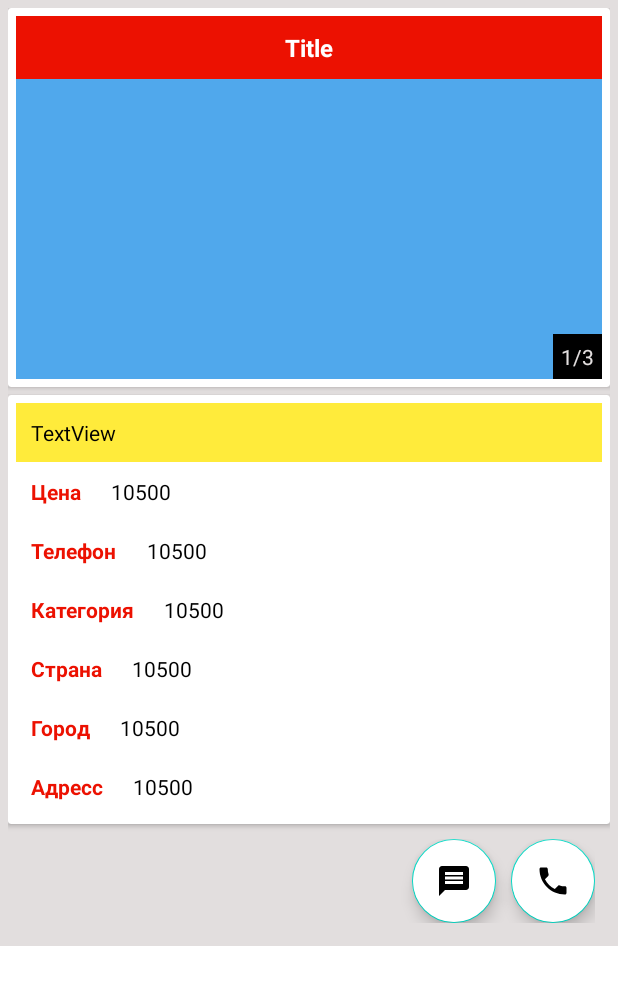
After one commit to maxvell07/Barterly, an Android app: the DescriptionAct screen opened directly, with no data from a screen before it, on a phone screen of 412 x 824 dp. The commit adds this screen. Shown: the top 985 px of the screen. Run offline under Robolectric (Android 15) with nearby library versions, the phone set to English and light mode, and no system bars; 1 statement that could not run was skipped.

Commit message:
add offerscreen

```diff
--- /dev/null
+++ b/app/src/main/java/com/example/barterly/act/DescriptionAct.kt
@@ -0,0 +1,65 @@
+package com.example.barterly.act
+
+import android.os.Bundle
+import androidx.activity.enableEdgeToEdge
+import androidx.appcompat.app.AppCompatActivity
+import androidx.core.view.ViewCompat
+import androidx.core.view.WindowInsetsCompat
+import com.example.barterly.BarterlyApp
+import com.example.barterly.R
+import com.example.barterly.adapters.ImageAdapter
+import com.example.barterly.databinding.ActivityDescriptionBinding
+import com.example.barterly.model.OfferResult
+import com.example.barterly.viewmodel.FirebaseViewModel
+
+class DescriptionAct : AppCompatActivity() {
+    lateinit var binding: ActivityDescriptionBinding
+    lateinit var adapter:ImageAdapter
+    private lateinit var firebaseViewModel: FirebaseViewModel
+    var offer: OfferResult? =null
+    override fun onCreate(savedInstanceState: Bundle?) {
+        binding = ActivityDescriptionBinding.inflate(layoutInflater)
+        super.onCreate(savedInstanceState)
+        enableEdgeToEdge()
+        setContentView(binding.root)
+        ViewCompat.setOnApplyWindowInsetsListener(findViewById(R.id.desc)) { v, insets ->
+            val systemBars = insets.getInsets(WindowInsetsCompat.Type.systemBars())
+            v.setPadding(systemBars.left, systemBars.top, systemBars.right, systemBars.bottom)
+            insets
+        }
+        firebaseViewModel = (application as BarterlyApp).firebaseViewModel
+        init()
+    }
+    private fun init(){
+        adapter = ImageAdapter()
+        binding.apply {
+            viewPager.adapter = adapter
+        }
+        getIntentFromMainAct()
+    }
+
+    private fun getIntentFromMainAct(){
+        var key = intent.getSerializableExtra(MainActivity.OFFER_KEY) as String
+        firebaseViewModel.liveOffersData.observe(this) { offers ->
+            offer = offers.find { it.key == key }
+            offer?.let { fillOfferViews(it) }
+        }
+    }
+    private fun fillOfferViews(offer: OfferResult) = with(binding) {
+        //observelive data
+        val images = listOf(
+            offer.img1, offer.img2, offer.img3
+        )
+        // Обновляем поля UI
+        tvCountry.text = offer.country
+        tvTel.setText(offer.phone)
+        tvCity.text = offer.city
+        tvTitleDes.setText(offer.title)
+        tvAdress.setText(offer.adress)
+        tvDesc.setText(offer.description)
+        tvPrice.setText(offer.price)
+        tvCategory.setText(offer.category)
+        adapter.array.addAll(images.filterNotNull())
+        adapter.notifyDataSetChanged()
+    }
+}
--- a/app/src/main/java/com/example/barterly/act/EditAdsAct.kt
+++ b/app/src/main/java/com/example/barterly/act/EditAdsAct.kt
@@ -50,7 +50,6 @@ class EditAdsAct : AppCompatActivity(), FragmentCloseInterface {
         firebaseViewModel = (application as BarterlyApp).firebaseViewModel
         init()
         checkeditstate()
-
 
     }
 
--- a/app/src/main/java/com/example/barterly/act/MainActivity.kt
+++ b/app/src/main/java/com/example/barterly/act/MainActivity.kt
@@ -209,6 +209,7 @@ class MainActivity : AppCompatActivity(), OnNavigationItemSelectedListener, offe
 
     override fun onOfferViewed(offer: OfferResult) {
         firebaseViewModel.offerViewed(offer)
+
     }
 
 
--- a/app/src/main/java/com/example/barterly/adapters/OffersRcAdapter.kt
+++ b/app/src/main/java/com/example/barterly/adapters/OffersRcAdapter.kt
@@ -9,6 +9,7 @@ import android.widget.Toast
 import androidx.recyclerview.widget.DiffUtil
 import androidx.recyclerview.widget.RecyclerView
 import com.example.barterly.R
+import com.example.barterly.act.DescriptionAct
 import com.example.barterly.act.EditAdsAct
 import com.example.barterly.act.MainActivity
 import com.example.barterly.model.Offer
@@ -51,24 +52,28 @@ class OffersRcAdapter(val act: MainActivity) :
             descriptiontitle.text = offer.description
             tvViewCounter.text = offer.viewcounter
             tvFav.text = offer.favCounter
+            isFav(offer)
             showEditPanel(isOwner(offer))
-            ibEditOffer.setOnClickListener(onClickEdit(offer))
+            mainonClick(offer)
+
             offer.img1?.let {
                 mainimage.setImageBitmap(it)  // Устанавливаем изображение в ImageView
                 Log.d("image", it.toString())
             }
-            if (offer.isFav) {
-                ibFav.setImageResource(R.drawable.ic_favorite_pressed)
-            } else {
-                ibFav.setImageResource(R.drawable.ic_favorite_normal)
-            }
+        }
+        private fun mainonClick(offer: OfferResult) = with(binding){
+            ibEditOffer.setOnClickListener(onClickEdit(offer))
             ibDeleteOffer.setOnClickListener {
                 act.ondeleteoffer(offer)
             }
             itemView.setOnClickListener {
+                val i = Intent(binding.root.context,DescriptionAct::class.java)
+                i.putExtra(MainActivity.OFFER_KEY,offer.key.toString())
                 act.onOfferViewed(offer)
+                binding.root.context.startActivity(i)
                 Toast.makeText(act, "click", Toast.LENGTH_SHORT).show()
             }
+
             ibFav.setOnClickListener {
                 if (act.myAuth.currentUser?.isAnonymous == true) {
                     Toast.makeText(act, "Зарегистрируйтесь", Toast.LENGTH_SHORT).show()
@@ -76,13 +81,22 @@ class OffersRcAdapter(val act: MainActivity) :
                     act.onFavClick(offer)
                 }
             }
+
         }
+        private fun isFav(offer:OfferResult){
+            if (offer.isFav) {
+                binding.ibFav.setImageResource(R.drawable.ic_favorite_pressed)
+            } else {
+                binding.ibFav.setImageResource(R.drawable.ic_favorite_normal)
+            }
+        }
+
+
 
         private fun onClickEdit(offer: OfferResult): View.OnClickListener {
             return View.OnClickListener {
                 val i = Intent(act, EditAdsAct::class.java).apply {
                     putExtra(MainActivity.EDIT_STATE, true)
-//                    putExtra(MainActivity.OFFER_DATA,offer)
                     putExtra(MainActivity.OFFER_KEY, offer.key)
                 }
                 act.startActivity(i)
--- a/app/src/main/java/com/example/barterly/model/OfferResult.kt
+++ b/app/src/main/java/com/example/barterly/model/OfferResult.kt
@@ -12,7 +12,7 @@ data class OfferResult(
     val category: String? = null,
     val price: String? = null,
     val description: String? = null,
-    val key: String? = null,
+    var key: String? = null,
     val uid: String? = null,
     var isFav: Boolean = false,
     var favCounter: String = "0",
@@ -24,4 +24,4 @@ data class OfferResult(
     var emailcounter: String = "0",
     var callscounter: String = "0"
 
-):Serializable
+)
--- /dev/null
+++ b/app/src/main/res/drawable/ic_message.xml
@@ -0,0 +1,5 @@
+<vector xmlns:android="http://schemas.android.com/apk/res/android" android:autoMirrored="true" android:height="24dp" android:tint="#88C568" android:viewportHeight="24" android:viewportWidth="24" android:width="24dp">
+
+    <path android:fillColor="@android:color/white" android:pathData="M20,2L4,2c-1.1,0 -1.99,0.9 -1.99,2L2,22l4,-4h14c1.1,0 2,-0.9 2,-2L22,4c0,-1.1 -0.9,-2 -2,-2zM18,14L6,14v-2h12v2zM18,11L6,11L6,9h12v2zM18,8L6,8L6,6h12v2z"/>
+
+</vector>
--- /dev/null
+++ b/app/src/main/res/drawable/ic_phone.xml
@@ -0,0 +1,5 @@
+<vector xmlns:android="http://schemas.android.com/apk/res/android" android:height="24dp" android:tint="#88C568" android:viewportHeight="24" android:viewportWidth="24" android:width="24dp">
+
+    <path android:fillColor="@android:color/white" android:pathData="M6.62,10.79c1.44,2.83 3.76,5.14 6.59,6.59l2.2,-2.2c0.27,-0.27 0.67,-0.36 1.02,-0.24 1.12,0.37 2.33,0.57 3.57,0.57 0.55,0 1,0.45 1,1V20c0,0.55 -0.45,1 -1,1 -9.39,0 -17,-7.61 -17,-17 0,-0.55 0.45,-1 1,-1h3.5c0.55,0 1,0.45 1,1 0,1.25 0.2,2.45 0.57,3.57 0.11,0.35 0.03,0.74 -0.25,1.02l-2.2,2.2z"/>
+
+</vector>
--- /dev/null
+++ b/app/src/main/res/layout/activity_description.xml
@@ -0,0 +1,253 @@
+<?xml version="1.0" encoding="utf-8"?>
+<ScrollView xmlns:app="http://schemas.android.com/apk/res-auto"
+    xmlns:tools="http://schemas.android.com/tools"
+    xmlns:android="http://schemas.android.com/apk/res/android"
+    android:fitsSystemWindows="true"
+    android:layout_width="match_parent"
+    android:layout_height="match_parent">
+<LinearLayout
+    android:layout_width="match_parent"
+    android:layout_height="wrap_content"
+    android:background="@color/gray"
+    android:orientation="vertical"
+    android:padding="5dp"
+    android:id="@+id/desc"
+
+    tools:context=".act.DescriptionAct">
+
+    <androidx.cardview.widget.CardView
+        android:layout_width="match_parent"
+        android:layout_height="wrap_content">
+
+        <androidx.constraintlayout.widget.ConstraintLayout
+            android:layout_width="match_parent"
+            android:layout_height="wrap_content"
+            android:padding="5dp">
+
+            <TextView
+                android:id="@+id/tvTitleDes"
+                android:layout_width="0dp"
+                android:layout_height="wrap_content"
+                android:padding="10dp"
+                android:gravity="center"
+                android:textColor="@color/white"
+                android:background="@color/color_red"
+                android:textStyle="bold"
+                android:textSize="16dp"
+                android:text="Title"
+                app:layout_constraintEnd_toEndOf="parent"
+                app:layout_constraintStart_toStartOf="parent"
+                app:layout_constraintTop_toTopOf="parent" />
+
+            <androidx.viewpager2.widget.ViewPager2
+                android:id="@+id/viewPager"
+                android:layout_width="match_parent"
+                android:layout_height="200dp"
+                android:background="#50A8EC"
+                app:layout_constraintBottom_toBottomOf="parent"
+                app:layout_constraintEnd_toEndOf="parent"
+                app:layout_constraintStart_toStartOf="parent"
+                app:layout_constraintTop_toBottomOf="@+id/tvTitleDes" />
+
+            <TextView
+                android:id="@+id/textView3"
+                android:layout_width="wrap_content"
+                android:layout_height="wrap_content"
+                android:background="@color/black"
+                android:padding="5dp"
+                android:text="1/3"
+                android:textColor="@color/gray"
+                app:layout_constraintBottom_toBottomOf="@+id/viewPager"
+                app:layout_constraintEnd_toEndOf="@+id/viewPager" />
+        </androidx.constraintlayout.widget.ConstraintLayout>
+    </androidx.cardview.widget.CardView>
+
+    <androidx.cardview.widget.CardView
+        android:layout_width="match_parent"
+        android:layout_height="wrap_content"
+        android:layout_marginTop="5dp">
+
+        <LinearLayout
+            android:layout_width="match_parent"
+            android:layout_height="match_parent"
+            android:orientation="vertical"
+            android:padding="5dp">
+
+            <TextView
+                android:id="@+id/tvDesc"
+                android:layout_width="match_parent"
+                android:layout_height="wrap_content"
+                android:background="#FFEB3B"
+                android:padding="10dp"
+                android:text="TextView"
+                android:textColor="@color/black" />
+
+            <LinearLayout
+                android:layout_width="match_parent"
+                android:layout_height="match_parent"
+                android:orientation="horizontal">
+
+                <TextView
+                    android:id="@+id/tvPriceLabel"
+                    android:layout_width="wrap_content"
+                    android:layout_height="wrap_content"
+                    android:padding="10dp"
+                    android:textStyle="bold"
+                    android:text="@string/price"
+                    android:textColor="@color/color_red" />
+
+                <TextView
+                    android:id="@+id/tvPrice"
+                    android:layout_width="wrap_content"
+                    android:layout_height="wrap_content"
+                    android:padding="10dp"
+                    android:textColor="@color/black"
+                    android:text="10500" />
+            </LinearLayout>
+            <LinearLayout
+                android:layout_width="match_parent"
+                android:layout_height="match_parent"
+                android:orientation="horizontal">
+
+                <TextView
+                    android:id="@+id/tvTelLabel"
+                    android:layout_width="wrap_content"
+                    android:layout_height="wrap_content"
+                    android:padding="10dp"
+                    android:text="@string/phone"
+                    android:textColor="@color/color_red"
+                    android:textStyle="bold" />
+
+                <TextView
+                    android:id="@+id/tvTel"
+                    android:layout_width="wrap_content"
+                    android:layout_height="wrap_content"
+                    android:padding="10dp"
+                    android:textColor="@color/black"
+                    android:text="10500" />
+            </LinearLayout>
+            <LinearLayout
+                android:layout_width="match_parent"
+                android:layout_height="match_parent"
+                android:orientation="horizontal">
+
+                <TextView
+                    android:id="@+id/tvCategoryLabel"
+                    android:layout_width="wrap_content"
+                    android:layout_height="wrap_content"
+                    android:padding="10dp"
+                    android:textStyle="bold"
+                    android:text="@string/category"
+                    android:textColor="@color/color_red" />
+
+                <TextView
+                    android:id="@+id/tvCategory"
+                    android:layout_width="wrap_content"
+                    android:layout_height="wrap_content"
+                    android:padding="10dp"
+                    android:textColor="@color/black"
+                    android:text="10500" />
+            </LinearLayout>
+            <LinearLayout
+                android:layout_width="match_parent"
+                android:layout_height="match_parent"
+                android:orientation="horizontal">
+
+                <TextView
+                    android:id="@+id/tvCountryLabel"
+                    android:layout_width="wrap_content"
+                    android:layout_height="wrap_content"
+                    android:padding="10dp"
+                    android:textStyle="bold"
+                    android:text="@string/country"
+                    android:textColor="@color/color_red" />
+
+                <TextView
+                    android:id="@+id/tvCountry"
+                    android:layout_width="wrap_content"
+                    android:layout_height="wrap_content"
+                    android:padding="10dp"
+                    android:textColor="@color/black"
+                    android:text="10500" />
+            </LinearLayout>
+            <LinearLayout
+                android:layout_width="match_parent"
+                android:layout_height="match_parent"
+                android:orientation="horizontal">
+
+                <TextView
+                    android:id="@+id/tvCityLabel"
+                    android:layout_width="wrap_content"
+                    android:layout_height="wrap_content"
+                    android:padding="10dp"
+                    android:textStyle="bold"
+                    android:text="@string/city"
+                    android:textColor="@color/color_red" />
+
+                <TextView
+                    android:id="@+id/tvCity"
+                    android:layout_width="wrap_content"
+                    android:layout_height="wrap_content"
+                    android:padding="10dp"
+                    android:textColor="@color/black"
+                    android:text="10500" />
+            </LinearLayout>
+            <LinearLayout
+                android:layout_width="match_parent"
+                android:layout_height="match_parent"
+                android:orientation="horizontal">
+
+                <TextView
+                    android:id="@+id/tvAdressLabel"
+                    android:layout_width="wrap_content"
+                    android:layout_height="wrap_content"
+                    android:padding="10dp"
+                    android:textStyle="bold"
+                    android:text="@string/adress"
+                    android:textColor="@color/color_red" />
+
+                <TextView
+                    android:id="@+id/tvAdress"
+                    android:layout_width="wrap_content"
+                    android:layout_height="wrap_content"
+                    android:padding="10dp"
+                    android:textColor="@color/black"
+                    android:text="10500" />
+            </LinearLayout>
+        </LinearLayout>
+    </androidx.cardview.widget.CardView>
+
+    <LinearLayout
+        android:layout_width="match_parent"
+        android:layout_height="wrap_content"
+        android:gravity="end"
+        android:orientation="horizontal"
+        android:padding="10dp">
+
+        <com.google.android.material.floatingactionbutton.FloatingActionButton
+            android:id="@+id/fbEmail"
+            android:layout_width="wrap_content"
+            android:layout_height="wrap_content"
+            android:layout_marginEnd="10dp"
+            android:layout_weight="1"
+            android:backgroundTint="@color/white"
+            android:clickable="true"
+            android:focusable="true"
+            android:padding="5dp"
+            app:srcCompat="@drawable/ic_message"
+            />
+
+        <com.google.android.material.floatingactionbutton.FloatingActionButton
+            android:id="@+id/fbTel"
+            android:layout_width="wrap_content"
+            android:layout_height="wrap_content"
+            android:layout_weight="1"
+            android:backgroundTint="@color/white"
+            android:clickable="true"
+            android:focusable="true"
+            android:padding="5dp"
+            app:srcCompat="@drawable/ic_phone"
+            />
+    </LinearLayout>
+</LinearLayout>
+</ScrollView>
```
Also changed, not shown: app/src/main/AndroidManifest.xml (+7 -3 lines).
